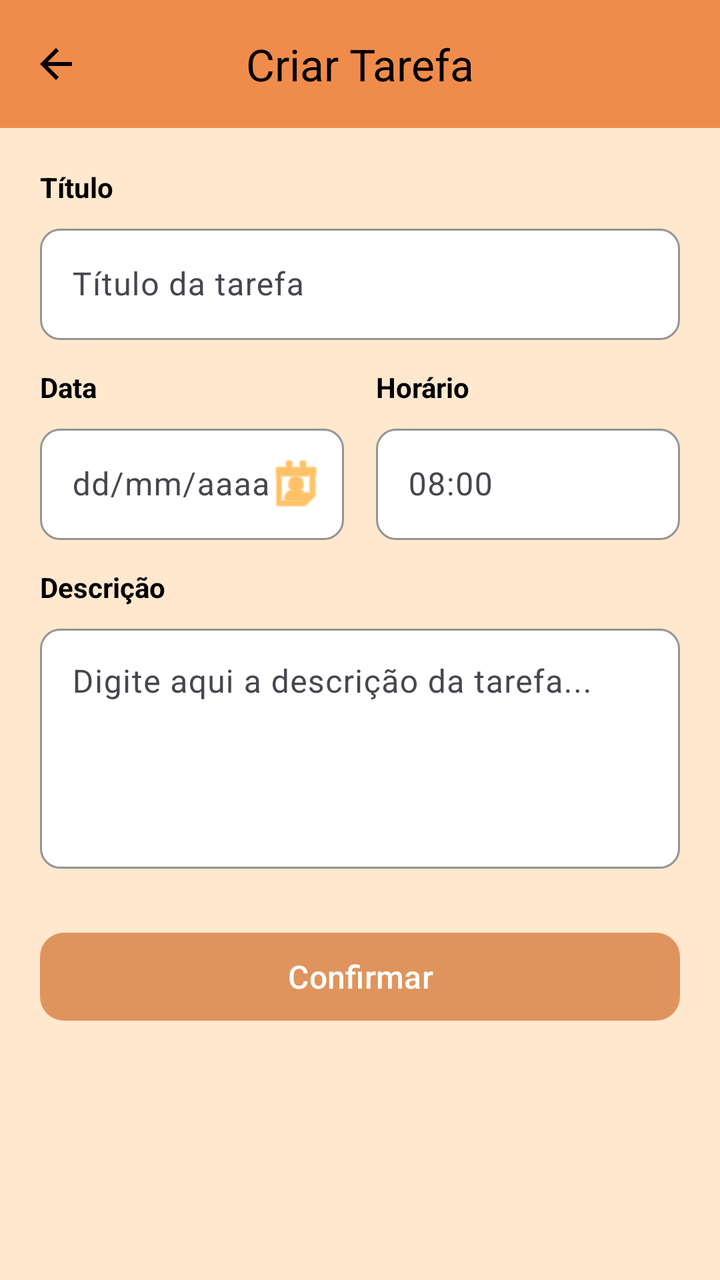
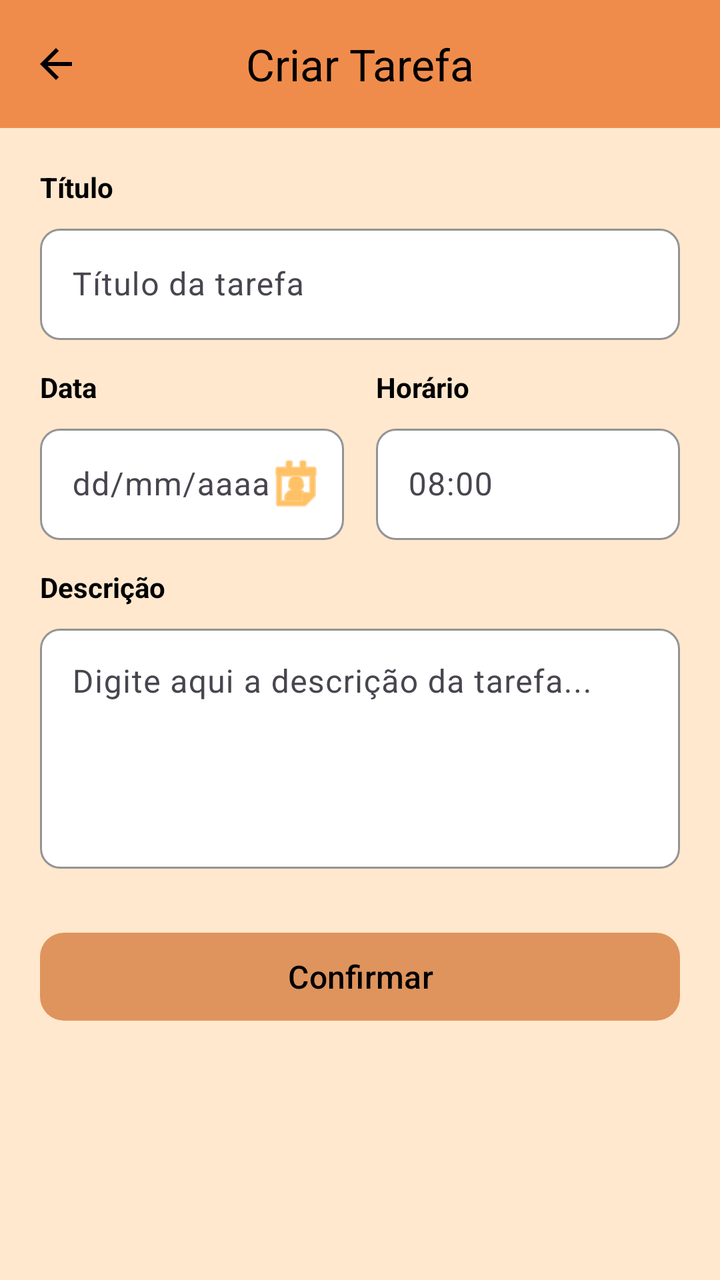

Two renders of the same Android screen: before a commit and after it. Below are the layout's source before the change and the commit's diff.
<!-- AndroidManifest.xml: application theme Theme.ProtPetverso1 -->
<!-- res/layout/activity_criar_tarefa.xml -->
<?xml version="1.0" encoding="utf-8"?>
<LinearLayout xmlns:android="http://schemas.android.com/apk/res/android"
    xmlns:app="http://schemas.android.com/apk/res-auto"
    android:layout_width="match_parent"
    android:layout_height="match_parent"
    android:orientation="vertical"
    android:background="#FFE8CE">

    <com.google.android.material.appbar.MaterialToolbar
        android:id="@+id/toolbarCriarTarefa"
        android:layout_width="match_parent"
        android:layout_height="?attr/actionBarSize"
        android:background="#F08C4B"
        app:navigationIcon="@drawable/baseline_arrow_back"
        app:navigationIconTint="#000000"
        app:title="Criar Tarefa"
        app:titleTextColor="#000000"
        app:titleCentered="true" />

    <ScrollView
        android:layout_width="match_parent"
        android:layout_height="0dp"
        android:layout_weight="1"
        android:fillViewport="true"
        android:clipToPadding="false">

        <LinearLayout
            android:layout_width="match_parent"
            android:layout_height="wrap_content"
            android:orientation="vertical"
            android:padding="20dp">

            <TextView
                android:layout_width="wrap_content"
                android:layout_height="wrap_content"
                android:text="Título"
                android:textColor="#000000"
                android:textStyle="bold"
                android:textSize="14sp" />

            <com.google.android.material.textfield.TextInputLayout
                android:layout_width="match_parent"
                android:layout_height="wrap_content"
                android:layout_marginTop="6dp"
                app:boxBackgroundMode="outline"
                app:boxBackgroundColor="#FFFFFF"
                app:boxStrokeColor="#FF9800"
                app:boxCornerRadiusTopStart="10dp"
                app:boxCornerRadiusTopEnd="10dp"
                app:boxCornerRadiusBottomStart="10dp"
                app:boxCornerRadiusBottomEnd="10dp">

                <com.google.android.material.textfield.TextInputEditText
                    android:id="@+id/edtTituloTarefa"
                    android:layout_width="match_parent"
                    android:layout_height="wrap_content"
                    android:hint="Título da tarefa"
                    android:inputType="textCapSentences"
                    android:textColor="#000000"
                    android:textColorHint="#AAAAAA" />
            </com.google.android.material.textfield.TextInputLayout>

            <LinearLayout
                android:layout_width="match_parent"
                android:layout_height="wrap_content"
                android:layout_marginTop="14dp"
                android:orientation="horizontal">

                <LinearLayout
                    android:layout_width="0dp"
                    android:layout_height="wrap_content"
                    android:layout_weight="1"
                    android:layout_marginEnd="8dp"
                    android:orientation="vertical">

                    <TextView
                        android:layout_width="wrap_content"
                        android:layout_height="wrap_content"
                        android:text="Data"
                        android:textColor="#000000"
                        android:textStyle="bold"
                        android:textSize="14sp" />

                    <com.google.android.material.textfield.TextInputLayout
                        android:layout_width="match_parent"
                        android:layout_height="wrap_content"
                        android:layout_marginTop="6dp"
                        app:boxBackgroundMode="outline"
                        app:boxBackgroundColor="#FFFFFF"
                        app:boxStrokeColor="#FF9800"
                        app:endIconMode="custom"
                        app:endIconDrawable="@android:drawable/ic_menu_my_calendar"
                        app:endIconTint="#FF9800"
                        app:boxCornerRadiusTopStart="10dp"
                        app:boxCornerRadiusTopEnd="10dp"
                        app:boxCornerRadiusBottomStart="10dp"
                        app:boxCornerRadiusBottomEnd="10dp">

                        <com.google.android.material.textfield.TextInputEditText
                            android:id="@+id/edtDataTarefa"
                            android:layout_width="match_parent"
                            android:layout_height="wrap_content"
                            android:hint="dd/mm/aaaa"
                            android:focusable="false"
                            android:clickable="true"
                            android:textColor="#000000" />
                    </com.google.android.material.textfield.TextInputLayout>
                </LinearLayout>

                <LinearLayout
                    android:layout_width="0dp"
                    android:layout_height="wrap_content"
                    android:layout_weight="1"
                    android:layout_marginStart="8dp"
                    android:orientation="vertical">

                    <TextView
                        android:layout_width="wrap_content"
                        android:layout_height="wrap_content"
                        android:text="Horário"
                        android:textColor="#000000"
                        android:textStyle="bold"
                        android:textSize="14sp" />

                    <com.google.android.material.textfield.TextInputLayout
                        android:layout_width="match_parent"
                        android:layout_height="wrap_content"
                        android:layout_marginTop="6dp"
                        app:boxBackgroundMode="outline"
                        app:boxBackgroundColor="#FFFFFF"
                        app:boxStrokeColor="#FF9800"
                        app:boxCornerRadiusTopStart="10dp"
                        app:boxCornerRadiusTopEnd="10dp"
                        app:boxCornerRadiusBottomStart="10dp"
                        app:boxCornerRadiusBottomEnd="10dp">

                        <com.google.android.material.textfield.TextInputEditText
                            android:id="@+id/edtHoraTarefa"
                            android:layout_width="match_parent"
                            android:layout_height="wrap_content"
                            android:hint="08:00"
                            android:focusable="false"
                            android:clickable="true"
                            android:textColor="#000000" />
                    </com.google.android.material.textfield.TextInputLayout>
                </LinearLayout>
            </LinearLayout>

            <TextView
                android:layout_width="wrap_content"
                android:layout_height="wrap_content"
                android:layout_marginTop="14dp"
                android:text="Descrição"
                android:textColor="#000000"
                android:textStyle="bold"
                android:textSize="14sp" />

            <com.google.android.material.textfield.TextInputLayout
                android:layout_width="match_parent"
                android:layout_height="wrap_content"
                android:layout_marginTop="6dp"
                app:boxBackgroundMode="outline"
                app:boxBackgroundColor="#FFFFFF"
                app:boxStrokeColor="#FF9800"
                app:boxCornerRadiusTopStart="10dp"
                app:boxCornerRadiusTopEnd="10dp"
                app:boxCornerRadiusBottomStart="10dp"
                app:boxCornerRadiusBottomEnd="10dp">

                <com.google.android.material.textfield.TextInputEditText
                    android:id="@+id/edtDescTarefa"
                    android:layout_width="match_parent"
                    android:layout_height="120dp"
                    android:gravity="top|start"
                    android:hint="Digite aqui a descrição da tarefa..."
                    android:inputType="textMultiLine"
                    android:textColor="#000000"
                    android:textColorHint="#AAAAAA" />
            </com.google.android.material.textfield.TextInputLayout>

            <com.google.android.material.button.MaterialButton
                android:id="@+id/btnConfirmarTarefa"
                android:layout_width="match_parent"
                android:layout_height="52dp"
                android:layout_marginTop="28dp"
                android:text="Confirmar"
                android:textAllCaps="false"
                android:textColor="#FFFFFF"
                android:textSize="16sp"
                app:backgroundTint="#DF945D"
                app:cornerRadius="12dp" />
        </LinearLayout>
    </ScrollView>
</LinearLayout>
<!-- resources referenced by this layout -->
<resources>
  <!-- drawable baseline_arrow_back (drawable) -->
  <vector xmlns:android="http://schemas.android.com/apk/res/android" android:autoMirrored="true" android:height="24dp" android:tint="#000000" android:viewportHeight="24" android:viewportWidth="24" android:width="24dp">
        
      <path android:fillColor="@android:color/white" android:pathData="M20,11H7.83l5.59,-5.59L12,4l-8,8 8,8 1.41,-1.41L7.83,13H20v-2z"/>
      
  </vector>
  <style name="Theme.ProtPetverso1" parent="Base.Theme.ProtPetverso1">
      </style>
  <style name="Base.Theme.ProtPetverso1" parent="Theme.Material3.DayNight.NoActionBar">
          
          
      </style>
</resources>

<!-- the commit's change to res/layout/activity_criar_tarefa.xml (unified diff, before → after) -->
@@ -12,9 +12,9 @@
         android:layout_height="?attr/actionBarSize"
         android:background="#F08C4B"
         app:navigationIcon="@drawable/baseline_arrow_back"
-        app:navigationIconTint="#000000"
+        app:navigationIconTint="#000"
         app:title="Criar Tarefa"
-        app:titleTextColor="#000000"
+        app:titleTextColor="#000"
         app:titleCentered="true" />
 
     <ScrollView
@@ -185,7 +185,7 @@
                 android:layout_marginTop="28dp"
                 android:text="Confirmar"
                 android:textAllCaps="false"
-                android:textColor="#FFFFFF"
+                android:textColor="#000"
                 android:textSize="16sp"
                 app:backgroundTint="#DF945D"
                 app:cornerRadius="12dp" />
